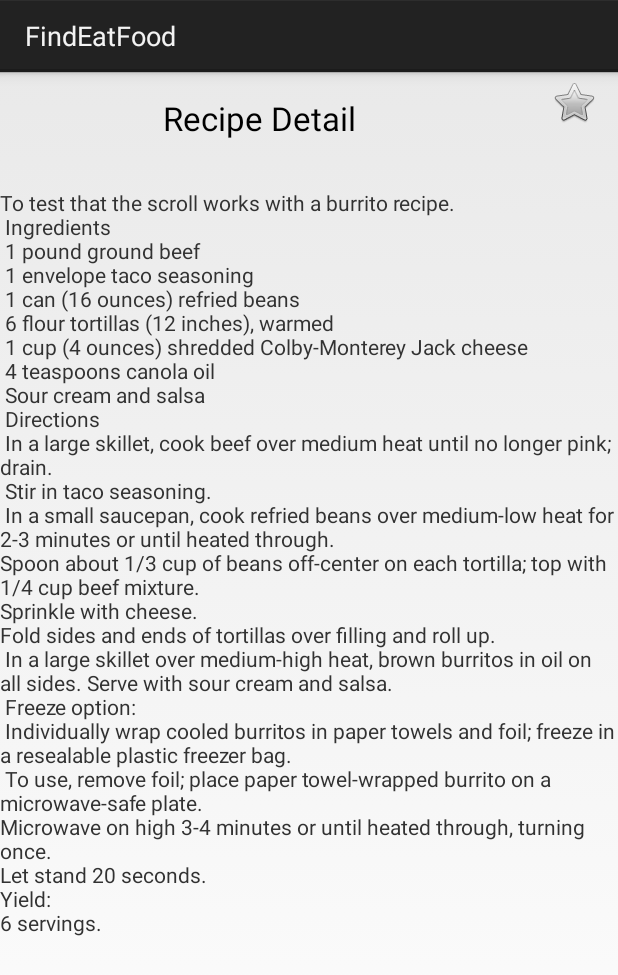
After one commit to ruellia/FindEatFood, an Android app: the fragment RecipeDetailFragment shown on its own in the app's theme, on a phone screen of 412 x 824 dp. The commit adds this screen. Shown: the top 975 px of the screen. Run offline under Robolectric (Android 15) with nearby library versions, the phone set to English and light mode, and no system bars.

Commit message:
Added RecipeDetailFragment. It is not connected to anything yet

```diff
--- /dev/null
+++ b/app/src/main/java/edu/mills/findeatfood/RecipeDetailFragment.java
@@ -0,0 +1,31 @@
+package edu.mills.findeatfood;
+
+import android.os.Bundle;
+import android.app.Fragment;
+import android.view.LayoutInflater;
+import android.view.View;
+import android.view.ViewGroup;
+
+public class RecipeDetailFragment extends Fragment {
+    private long recipeDetailId;
+    private String recipeDetailString = "recipeDetailId";
+
+    @Override
+    public View onCreateView(LayoutInflater inflater, ViewGroup container, Bundle savedInstanceState) {
+        if (savedInstanceState != null) {
+            recipeDetailId = savedInstanceState.getLong(recipeDetailString);
+        }
+        return inflater.inflate(R.layout.fragment_recipe_detail, container, false);
+    }
+
+    @Override
+    public void onSaveInstanceState(Bundle savedInstanceState) {
+        savedInstanceState.putLong(recipeDetailString, recipeDetailId);
+    }
+
+    public void setWorkout(long id) {
+        this.recipeDetailId = id;
+    }
+
+
+}
--- /dev/null
+++ b/app/src/main/res/layout/fragment_recipe_detail.xml
@@ -0,0 +1,50 @@
+<ScrollView xmlns:android="http://schemas.android.com/apk/res/android"
+    xmlns:tools="http://schemas.android.com/tools"
+    android:layout_width="match_parent"
+    android:layout_height="match_parent"
+    tools:context="edu.mills.findeatfood.RecipeDetailFragment"
+    android:weightSum="1">
+
+    <LinearLayout
+        android:layout_width="match_parent"
+        android:layout_height="match_parent"
+        android:paddingBottom="16dp"
+        android:orientation="vertical"
+        android:weightSum="1">
+
+        <LinearLayout
+            android:layout_width="match_parent"
+            android:layout_height="match_parent"
+            android:paddingBottom="16dp"
+            android:orientation="horizontal"
+            android:weightSum="1">
+
+            <TextView
+                android:id="@+id/recipe_detail"
+                android:layout_width="286dp"
+                android:layout_height="61dp"
+                android:gravity="center"
+                android:text="@string/recipe_detail"
+                android:textAppearance="@style/TextAppearance.AppCompat.Large"
+                android:layout_weight="0.69" />
+
+            //For the star
+            <ImageButton
+                android:id="@+id/favorite_button"
+                android:gravity="right"
+                android:layout_width="40dp"
+                android:layout_height="40dp"
+                android:layout_weight="0.41"
+                android:background="#00ffffff"
+                android:src="@android:drawable/btn_star" />
+        </LinearLayout>
+
+        <TextView
+            android:id="@+id/recipe_detail_information"
+            android:layout_width="wrap_content"
+            android:layout_height="wrap_content"
+            android:text="@string/recipe_detail_information" />
+
+    </LinearLayout>
+
+</ScrollView>
--- a/app/src/main/res/values/strings.xml
+++ b/app/src/main/res/values/strings.xml
@@ -37,6 +37,27 @@
 
     <string name="edit">Edit</string>
 
+    //RecipeDetailFragment
+    <string name="recipe_detail">Recipe Detail</string>
+    <string name="recipe_detail_information">To test that the scroll works with a burrito recipe.\n
+        Ingredients\n
+    1 pound ground beef\n
+    1 envelope taco seasoning\n
+    1 can (16 ounces) refried beans\n
+    6 flour tortillas (12 inches), warmed\n
+    1 cup (4 ounces) shredded Colby-Monterey Jack cheese\n
+    4 teaspoons canola oil\n
+    Sour cream and salsa\n
+    Directions\n
+    In a large skillet, cook beef over medium heat until no longer pink; \ndrain.\n Stir in taco seasoning.\n
+        In a small saucepan, cook refried beans over medium-low heat for 2-3 minutes or until heated through.
+    \nSpoon about 1/3 cup of beans off-center on each tortilla; top with 1/4 cup beef mixture. \nSprinkle with cheese.
+        \nFold sides and ends of tortillas over filling and roll up.\n
+    In a large skillet over medium-high heat, brown burritos in oil on all sides. Serve with sour cream and salsa.\n
+    Freeze option:\n Individually wrap cooled burritos in paper towels and foil; freeze in a resealable plastic freezer bag.\n
+        To use, remove foil; place paper towel-wrapped burrito on a microwave-safe plate.
+        \nMicrowave on high 3-4 minutes or until heated through, turning once. \nLet stand 20 seconds. \nYield: \n6 servings.</string>
+
     <!-- TODO: Remove or change this placeholder text -->
     <string name="hello_blank_fragment">Hello blank fragment</string>
 </resources>
```
